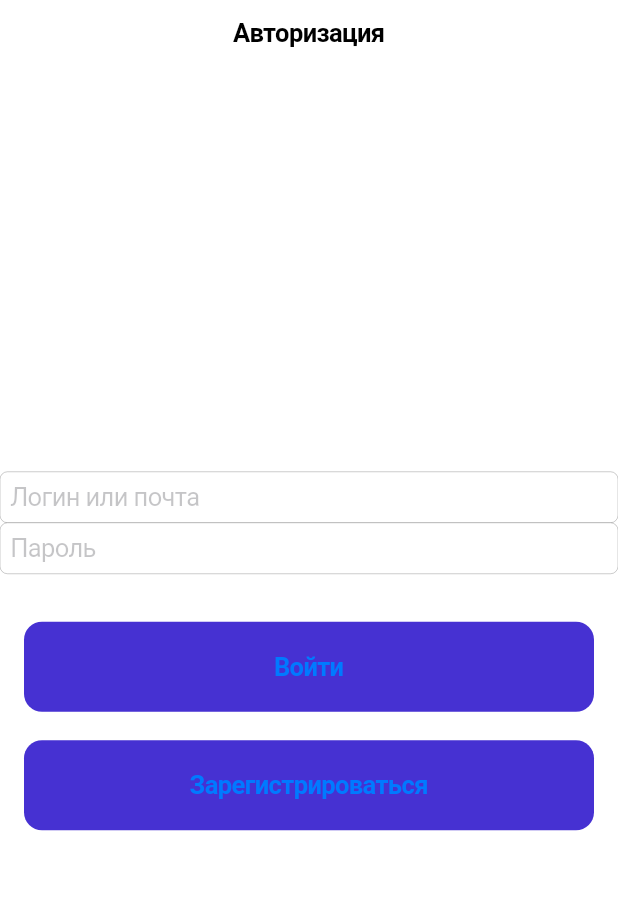
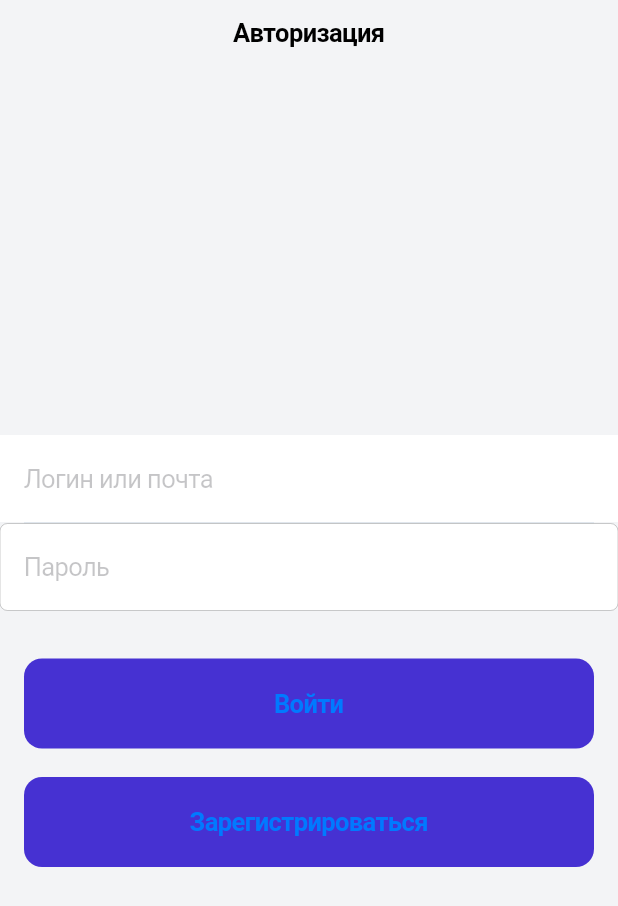
Before and after one commit to nur-git034m/Code_Union, a Flutter app: the screen it shows after launch, on a phone screen of 412 x 824 dp. Shown: the top 906 px of the screen. Run offline on Flutter 3.47's test engine with Material 2 defaults, Android fonts, the phone set to English and light mode, and no system bars.

Commit message:
Initial commit

```diff
--- a/lib/src/screens/auth/auth_screen.dart
+++ b/lib/src/screens/auth/auth_screen.dart
@@ -6,7 +6,10 @@ class AuthScreen extends StatelessWidget {
   @override
   Widget build(BuildContext context) {
     return CupertinoPageScaffold(
+      backgroundColor: Color(0xFFF3F4F6),
       navigationBar: CupertinoNavigationBar(
+      backgroundColor: Color(0xFFF3F4F6),
+      border: Border(),
         middle: Text('Авторизация'),
       ),
       child: SafeArea(
@@ -15,10 +18,20 @@ class AuthScreen extends StatelessWidget {
           crossAxisAlignment: CrossAxisAlignment.stretch,
           children: [
             CupertinoTextField(
+            decoration: BoxDecoration(
+            color: CupertinoColors.white,
+            ),
               placeholder: 'Логин или почта',
+              padding: const EdgeInsets.symmetric(vertical: 19, horizontal: 16),
+            ),
+             Container(
+              height: 1,
+              color: Color(0xFFE0E6ED),
+              margin: const EdgeInsets.symmetric(horizontal: 16),
             ),
             CupertinoTextField(
               placeholder: 'Пароль',
+              padding: const EdgeInsets.symmetric(vertical: 19, horizontal: 16),
             ),
             SizedBox(height: 32,
             ),
```
